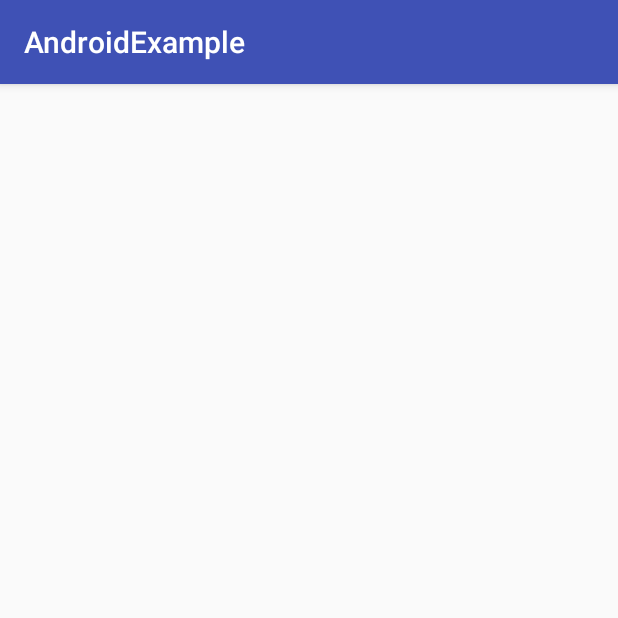
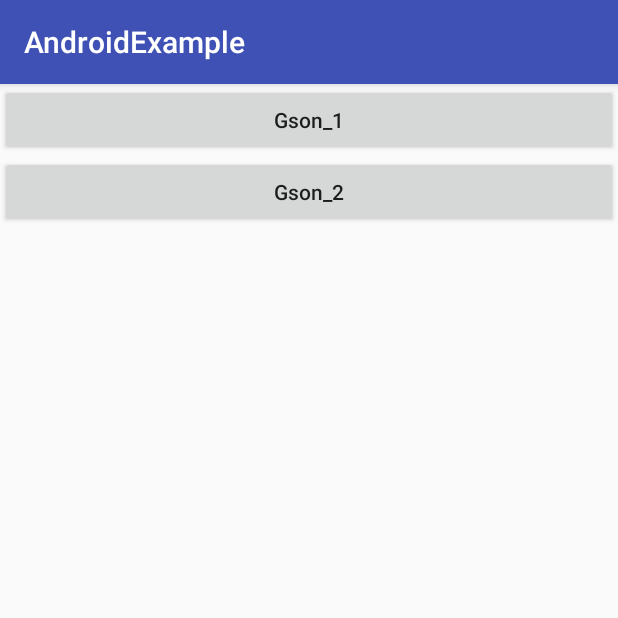
Before and after one commit to Jun2011/AndroidExample, an Android app: the screen it shows after launch (SimpleJsonDataActivity before the commit, GsonActivity after it), after a tap on "使用Gson解析Json数据", on a phone screen of 412 x 824 dp, the top half of it. Run offline under Robolectric (Android 15) with nearby library versions, the phone set to English and light mode, and no system bars.

Commit message:
使用Gson解析Json数据

```diff
--- a/app/src/main/AndroidManifest.xml
+++ b/app/src/main/AndroidManifest.xml
@@ -15,7 +15,9 @@
                 <category android:name="android.intent.category.LAUNCHER"/>
             </intent-filter>
         </activity>
-        <activity android:name=".gson.SimpleJsonDataActivity"/>
+        <activity android:name=".gson.GsonActivity"/>
+        <activity android:name=".gson.Gson_1"/>
+        <activity android:name=".gson.Gson_2"/>
     </application>
 
 </manifest>
--- a/app/src/main/java/com/jun/androidexample/MainActivity.java
+++ b/app/src/main/java/com/jun/androidexample/MainActivity.java
@@ -1,10 +1,10 @@
 package com.jun.androidexample;
 
+import android.os.Bundle;
 import android.support.v7.app.AppCompatActivity;
-import android.os.Bundle;
 import android.view.View;
 
-import com.jun.androidexample.gson.SimpleJsonDataActivity;
+import com.jun.androidexample.gson.GsonActivity;
 
 public class MainActivity extends AppCompatActivity {
 
@@ -21,7 +21,7 @@ public class MainActivity extends AppCompatActivity {
         findViewById(R.id.btn_gson).setOnClickListener(new View.OnClickListener() {
             @Override
             public void onClick(View v) {
-                SimpleJsonDataActivity.launch(MainActivity.this);
+                GsonActivity.launch(MainActivity.this);
             }
         });
     }
--- /dev/null
+++ b/app/src/main/java/com/jun/androidexample/gson/GsonActivity.java
@@ -0,0 +1,49 @@
+package com.jun.androidexample.gson;
+
+import android.content.Context;
+import android.content.Intent;
+import android.os.Bundle;
+import android.support.annotation.Nullable;
+import android.support.v7.app.AppCompatActivity;
+import android.view.View;
+
+import com.jun.androidexample.R;
+
+/**
+ * 解析简单数据
+ */
+public class GsonActivity extends AppCompatActivity {
+
+    @Override
+    protected void onCreate(@Nullable Bundle savedInstanceState) {
+        super.onCreate(savedInstanceState);
+        setContentView(R.layout.activity_gson);
+
+        initViews();
+    }
+
+    private void initViews() {
+
+        findViewById(R.id.btn_gson_1)
+                .setOnClickListener(new View.OnClickListener() {
+                    @Override
+                    public void onClick(View v) {
+                        Gson_1.launch(GsonActivity.this);
+                    }
+                });
+
+        findViewById(R.id.btn_gson_2)
+                .setOnClickListener(new View.OnClickListener() {
+                    @Override
+                    public void onClick(View v) {
+                        Gson_2.launch(GsonActivity.this);
+                    }
+                });
+    }
+
+    // 启动当前Activity
+    public static void launch(Context context) {
+        Intent intent = new Intent(context, GsonActivity.class);
+        context.startActivity(intent);
+    }
+}
--- a/app/src/main/java/com/jun/androidexample/gson/SimpleJsonDataActivity.java
+++ b/app/src/main/java/com/jun/androidexample/gson/Gson_1.java
@@ -17,14 +17,14 @@ import java.io.InputStreamReader;
 /**
  * 解析简单数据
  */
-public class SimpleJsonDataActivity extends AppCompatActivity {
+public class Gson_1 extends AppCompatActivity {
 
     @Override
     protected void onCreate(@Nullable Bundle savedInstanceState) {
         super.onCreate(savedInstanceState);
 
         // 获取Json数据
-        String jsonData = getJsonData("SimpleJsonData.json");
+        String jsonData = getJsonData("JsonData_1.json");
 
         // 解析简单的Json数据
         Gson gson = new Gson();
@@ -57,7 +57,7 @@ public class SimpleJsonDataActivity extends AppCompatActivity {
 
     // 启动当前Activity
     public static void launch(Context context) {
-        Intent intent = new Intent(context, SimpleJsonDataActivity.class);
+        Intent intent = new Intent(context, Gson_1.class);
         context.startActivity(intent);
     }
 }
--- /dev/null
+++ b/app/src/main/res/layout/activity_gson.xml
@@ -0,0 +1,19 @@
+<?xml version="1.0" encoding="utf-8"?>
+<LinearLayout xmlns:android="http://schemas.android.com/apk/res/android"
+              android:orientation="vertical"
+              android:layout_width="match_parent"
+              android:layout_height="match_parent">
+    <Button
+        android:id="@+id/btn_gson_1"
+        android:layout_width="match_parent"
+        android:layout_height="wrap_content"
+        android:text="Gson_1"
+        android:textAllCaps="false"/>
+
+    <Button
+        android:id="@+id/btn_gson_2"
+        android:layout_width="match_parent"
+        android:layout_height="wrap_content"
+        android:text="Gson_2"
+        android:textAllCaps="false"/>
+</LinearLayout>
--- a/app/src/main/res/layout/activity_main.xml
+++ b/app/src/main/res/layout/activity_main.xml
@@ -11,6 +11,6 @@
         android:id="@+id/btn_gson"
         android:layout_width="match_parent"
         android:layout_height="wrap_content"
-        android:text="@string/gson"
+        android:text="使用Gson解析Json数据"
         android:textAllCaps="false"/>
 </LinearLayout>
--- a/app/src/main/res/values/strings.xml
+++ b/app/src/main/res/values/strings.xml
@@ -1,4 +1,3 @@
 <resources>
     <string name="app_name">AndroidExample</string>
-    <string name="gson">使用Gson解析Json数据</string>
 </resources>
```
Also changed, not shown: app/src/main/java/com/jun/androidexample/gson/Foo.java (added, +54 -0 lines), app/src/main/java/com/jun/androidexample/gson/Gson_2.java (added, +74 -0 lines), app/src/main/assets/JsonData_1.json (renamed from app/src/main/assets/SimpleJsonData.json), 1 other file.
